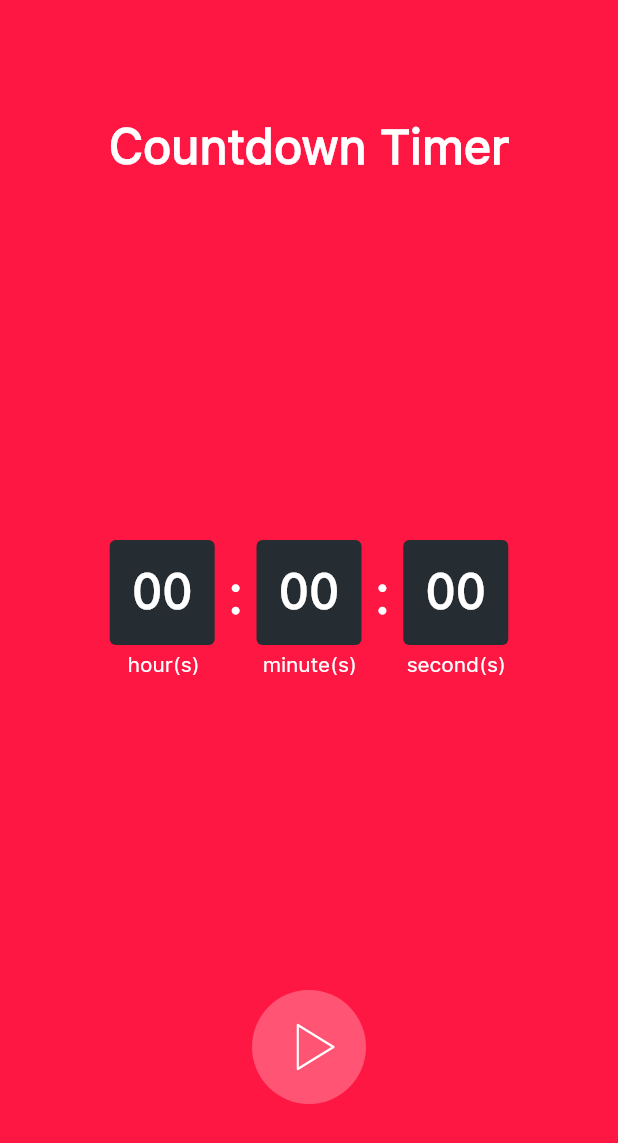
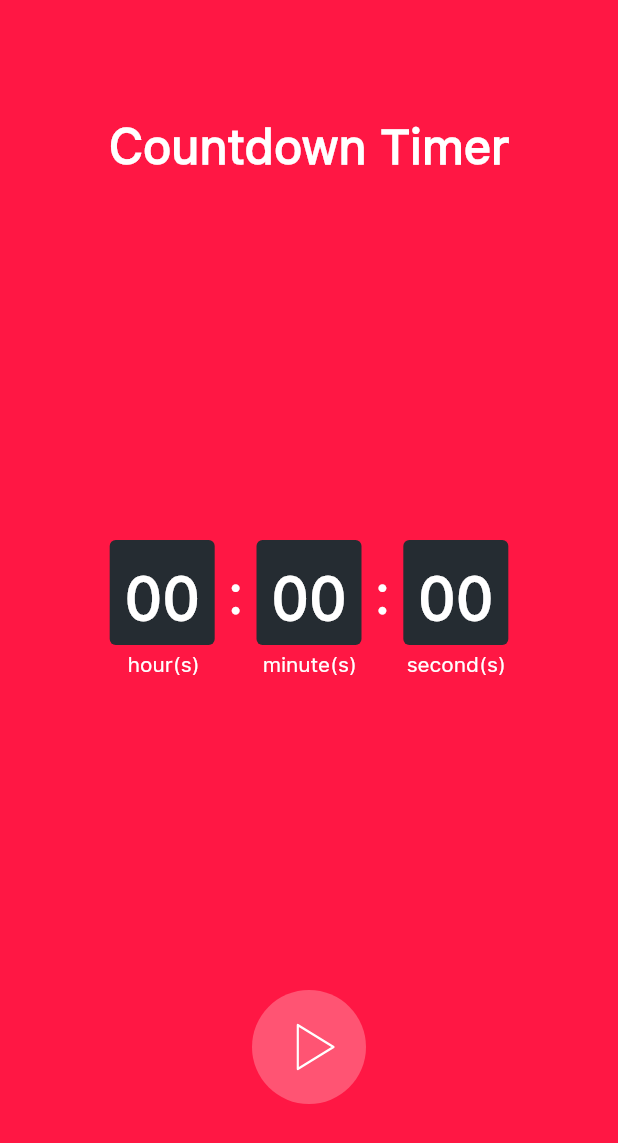
Before and after one commit to 1Leomas/UTM_PAM_labs, a Flutter app: the screen it shows after launch, on a phone screen of 412 x 824 dp. Shown: the top 1143 px of the screen. Run offline on Flutter 3.47's test engine with Material 2 defaults, Android fonts, the phone set to English and light mode, and no system bars; drawn by our look-alikes of numberpicker; our stand-ins replace flutter_svg, get.

Commit message:
lab3 figma - add number picker and bug fix

```diff
--- a/lab3_figma_flutter/lib/presentation/home/home_page.dart
+++ b/lab3_figma_flutter/lib/presentation/home/home_page.dart
@@ -21,8 +21,7 @@ class _HomePageState extends State<HomePage> {
 
     return Scaffold(
         backgroundColor: CustomColors.awesome,
-        body: SingleChildScrollView(
-          child: Center(
+        body: Center(
           child: Column(
             children: [
               const SizedBox(height: 79),
@@ -44,7 +43,6 @@ class _HomePageState extends State<HomePage> {
             ],
           ),
         )
-        )
     );
   }
 }
--- a/lab3_figma_flutter/lib/presentation/home/widgets/build_time.dart
+++ b/lab3_figma_flutter/lib/presentation/home/widgets/build_time.dart
@@ -1,8 +1,5 @@
-import 'dart:async';
-
 import 'package:flutter/material.dart';
 import 'package:get/get.dart';
-import 'package:lab3_figma_flutter/presentation/home/home_page.dart';
 import 'package:lab3_figma_flutter/presentation/home/widgets/input_time_box/input_time_controller.dart';
 import 'package:lab3_figma_flutter/resources/custom_colors.dart';
 import 'package:lab3_figma_flutter/resources/text_styles.dart';
@@ -24,12 +21,11 @@ class _BuildTimeState extends State<BuildTime> {
       controller.sHours.value = twoDigits(controller.duration.value.inHours.remainder(60));
       controller.sMinutes.value = twoDigits(controller.duration.value.inMinutes.remainder(60));
       controller.sSeconds.value = twoDigits(controller.duration.value.inSeconds.remainder(60));
-
       return Stack(
         fit: StackFit.expand,
         children: [
           CircularProgressIndicator(
-            value: controller.duration.value.inSeconds / controller.totalDuration,
+            value: controller.duration.value.inMilliseconds / controller.totalDuration.inMilliseconds,
             backgroundColor: CustomColors.fieryRose,
             color: CustomColors.white,
             strokeWidth: 8,
--- a/lab3_figma_flutter/lib/presentation/home/widgets/buttons_space/button_controls_widget.dart
+++ b/lab3_figma_flutter/lib/presentation/home/widgets/buttons_space/button_controls_widget.dart
@@ -4,23 +4,21 @@ import 'package:lab3_figma_flutter/presentation/home/widgets/buttons_space/butto
 import 'package:lab3_figma_flutter/presentation/home/widgets/buttons_space/button_start.dart';
 import 'package:lab3_figma_flutter/presentation/home/widgets/buttons_space/button_stop.dart';
 import 'package:lab3_figma_flutter/presentation/home/widgets/input_time_box/input_time_controller.dart';
-import 'package:lab3_figma_flutter/resources/custom_colors.dart';
-import 'package:lab3_figma_flutter/resources/enums.dart';
-import 'package:lab3_figma_flutter/resources/svg_assets.dart';
 
 class _ButtonControlWidgetState extends State<ButtonControlWidget> {
   @override
   Widget build(BuildContext context) {
     final controller = Get.find<InputTimeController>();
     return Obx(() {
-      if(controller.isTimerRuning()
-          //|| !controller.isCompleted()
+      if(controller.isTimerRunning()
+          || !controller.isCompleted()
       ) {
         return Row(
           mainAxisAlignment: MainAxisAlignment.center,
           children: [
-            ButtonStop(),
-            ButtonPause()
+            if (controller.buttonPause.isTrue && controller.buttonState.isTrue) ButtonStop(),
+            if (controller.buttonPause.isTrue && controller.buttonState.isTrue) const SizedBox(width: 8),
+              ButtonPause()
           ],
         );
       }
--- a/lab3_figma_flutter/lib/presentation/home/widgets/input_time_box/input_time_box_widget.dart
+++ b/lab3_figma_flutter/lib/presentation/home/widgets/input_time_box/input_time_box_widget.dart
@@ -1,16 +1,14 @@
 import 'package:flutter/material.dart';
 import 'package:get/get.dart';
-import 'package:lab3_figma_flutter/presentation/home/widgets/input_time_box/input_time_controller.dart';
 import 'package:lab3_figma_flutter/resources/custom_colors.dart';
-import 'package:lab3_figma_flutter/resources/enums.dart';
-import 'package:lab3_figma_flutter/resources/strings.dart';
 import 'package:lab3_figma_flutter/resources/text_styles.dart';
+import 'package:numberpicker/numberpicker.dart';
 
 class InputTimeBoxWidget extends StatefulWidget {
-  const InputTimeBoxWidget (this.timeType, {super.key, required this.inputController});
+  const InputTimeBoxWidget (this.time, {super.key,this.maxValue = 59});
 
-  final TextEditingController inputController;
-  final TimeType timeType;
+  final RxInt time;
+  final int maxValue;
 
   @override
   State<InputTimeBoxWidget> createState() => _InputTimeBoxWidgetState();
@@ -20,8 +18,6 @@ class _InputTimeBoxWidgetState extends State<InputTimeBoxWidget> {
 
   @override
   Widget build(BuildContext context) {
-    final controller = Get.find<InputTimeController>();
-
     return Column(
       children: [
         Container(
@@ -32,35 +28,19 @@ class _InputTimeBoxWidgetState extends State<InputTimeBoxWidget> {
               borderRadius: const BorderRadius.all(Radius.circular(4))
           ),
           child: Center(
-            child: TextField(
-              controller: widget.inputController,
-              keyboardType: TextInputType.number,
-              style: TextStyles.textStyleSFPro32(),
-              decoration: InputDecoration(
-                hintText: Strings.zeroZero,
-                hintStyle: TextStyles.textStyleSFPro32(),
-                counterText: "",
-                border: InputBorder.none,
-              ),
-              textAlign: TextAlign.center,
-              maxLength: 2,
-              cursorColor: CustomColors.white,
-              onChanged: (value) {
-                  if(widget.timeType == TimeType.hours) {
-                    controller.updateHours(value.isNotEmpty
-                        ? int.parse(widget.inputController.text)
-                        : 0);
-                  }
-                  if(widget.timeType == TimeType.minutes) {
-                    controller.updateMinutes(value.isNotEmpty
-                        ? int.parse(widget.inputController.text)
-                        : 0);
-                  }
-                  if(widget.timeType == TimeType.seconds) {
-                    controller.updateSeconds(int.parse(widget.inputController.text));
-                }
+            child: Obx(() => NumberPicker(
+              selectedTextStyle: TextStyles.textStyleSFPro32(fontSize: 40),
+              //infiniteLoop: true,
+              zeroPad: true,
+              itemCount: 1,
+              itemHeight: 40,
+              minValue: 0,
+              maxValue: widget.maxValue,
+              value: widget.time.value,
+              onChanged: (int value) {
+                widget.time(value);
               },
-            ),
+            ))
           ),
         ),
       ],
--- a/lab3_figma_flutter/lib/presentation/home/widgets/input_time_box/input_time_controller.dart
+++ b/lab3_figma_flutter/lib/presentation/home/widgets/input_time_box/input_time_controller.dart
@@ -3,17 +3,13 @@ import 'package:flutter/cupertino.dart';
 import 'package:get/get.dart';
 
 class InputTimeController extends GetxController {
-  var hoursController = TextEditingController();
-  var minutesController = TextEditingController();
-  var secondsController = TextEditingController();
 
   final hours = 0.obs;
   final minutes = 0.obs;
   final seconds = 0.obs;
 
   final buttonState = false.obs;
-
-  //final VoidCallback onClicked;
+  final buttonPause = false.obs;
 
   changeButtonSate() {
     buttonState(!(buttonState.value));
@@ -30,7 +26,7 @@ class InputTimeController extends GetxController {
   }
 
   var duration = Duration().obs;
-  int totalDuration = 0;
+  var totalDuration = Duration();
   Timer? timer;
 
   final sHours = "".obs;
@@ -38,13 +34,14 @@ class InputTimeController extends GetxController {
   final sSeconds = "".obs;
 
   void changeTime() {
-    if(duration.value.inSeconds > 0) {
-      final seconds = duration.value.inSeconds - 1;
-      duration.value = Duration(seconds: seconds);
+    if(duration.value.inMilliseconds > 21) {
+      final time = duration.value.inMilliseconds - 20;
+      duration.value = Duration(milliseconds: time);
       update();
     } else {
       stopTimer(restart: false);
       resetTimer();
+      buttonState(false);
     }
   }
 
@@ -62,21 +59,34 @@ class InputTimeController extends GetxController {
       resetTimer();
       update();
     }
-    timer = Timer.periodic( const Duration(seconds: 1), (_) => changeTime());
+    timer = Timer.periodic( const Duration(milliseconds: 20), (_) => changeTime());
   }
 
   void resetTimer() {
     duration.value = Duration(hours: hours.value, minutes: minutes.value, seconds: seconds.value);
-    totalDuration = duration.value.inSeconds;
+    totalDuration = Duration(seconds: duration.value.inSeconds);
     update();
   }
 
-  bool isTimerRuning() {
+  bool isTimerRunning() {
     return timer == null ? false : timer!.isActive;
   }
 
   bool isCompleted() {
-    return duration.value == totalDuration || duration.value.inSeconds == 0;
+    return
+      duration.value == totalDuration ||
+        duration.value.inSeconds == 0;
+  }
+
+  void pauseTimer() {
+    if (timer != null) {
+      timer?.cancel();
+      //update();
+    }
+  }
+
+  void unPauseTimer() {
+    startTimer(restart: false);
   }
 
 }
--- a/lab3_figma_flutter/lib/presentation/home/widgets/input_time_box/input_time_widget.dart
+++ b/lab3_figma_flutter/lib/presentation/home/widgets/input_time_box/input_time_widget.dart
@@ -3,7 +3,6 @@ import 'package:get/get.dart';
 import 'package:lab3_figma_flutter/presentation/home/widgets/input_time_box/input_time_box_widget.dart';
 import 'package:lab3_figma_flutter/presentation/home/widgets/input_time_box/input_time_controller.dart';
 import 'package:lab3_figma_flutter/presentation/home/widgets/input_time_box/twoDots.dart';
-import 'package:lab3_figma_flutter/resources/enums.dart';
 import 'package:lab3_figma_flutter/resources/strings.dart';
 import 'package:lab3_figma_flutter/resources/text_styles.dart';
 
@@ -18,16 +17,15 @@ class _InputTimeWidgetState extends State<InputTimeWidget> {
           Row(
           mainAxisAlignment: MainAxisAlignment.center,
           children: [
-            InputTimeBoxWidget(inputController: controller.hoursController, TimeType.hours,),
+            InputTimeBoxWidget(controller.hours, maxValue: 23),
             const TwoDotsWidget(),
-            InputTimeBoxWidget(inputController: controller.minutesController, TimeType.minutes,),
+            InputTimeBoxWidget(controller.minutes),
             const TwoDotsWidget(),
-            InputTimeBoxWidget(inputController: controller.secondsController, TimeType.seconds,),
+            InputTimeBoxWidget(controller.seconds),
           ],
         ),
         const SizedBox(height: 5),
         Row(
-          //mainAxisAlignment: MainAxisAlignment.spaceEvenly,
           children: [
             Padding(
               padding: const EdgeInsets.only(left: 28),
--- a/lab3_figma_flutter/lib/resources/svg_assets.dart
+++ b/lab3_figma_flutter/lib/resources/svg_assets.dart
@@ -3,4 +3,5 @@ import 'package:flutter_svg/flutter_svg.dart';
 class SvgAssets {
   static SvgPicture iconStart = SvgPicture.asset('resources/svg/icon_start.svg');
   static SvgPicture iconPause = SvgPicture.asset('resources/svg/icon_pause.svg');
+  static SvgPicture iconStop = SvgPicture.asset('resources/svg/icon_stop.svg');
 }
--- a/lab3_figma_flutter/lib/resources/text_styles.dart
+++ b/lab3_figma_flutter/lib/resources/text_styles.dart
@@ -4,9 +4,9 @@ import 'package:lab3_figma_flutter/resources/custom_colors.dart';
 import 'fonts.dart';
 
 class TextStyles {
-  static TextStyle textStyleSFPro32({Color? color}) =>
+  static TextStyle textStyleSFPro32({Color? color, double fontSize = 32}) =>
       TextStyle(
-        fontSize: 32,
+        fontSize: fontSize,
         fontWeight: FontWeight.w600,
         color: color ?? CustomColors.white,
         fontFamily: Fonts.sfProText);
--- a/lab3_figma_flutter/pubspec.yaml
+++ b/lab3_figma_flutter/pubspec.yaml
@@ -38,6 +38,8 @@ dependencies:
   # The following adds the Cupertino Icons font to your application.
   # Use with the CupertinoIcons class for iOS style icons.
   cupertino_icons: ^1.0.2
+
+  numberpicker: ^2.0.1
 
 dev_dependencies:
   flutter_test:
```
Also changed, not shown: lab3_figma_flutter/lib/presentation/home/widgets/buttons_space/button_pause.dart (+7 -6 lines), lab3_figma_flutter/lib/presentation/home/widgets/buttons_space/button_start.dart (+4 -4 lines), lab3_figma_flutter/lib/presentation/home/widgets/buttons_space/button_stop.dart (+6 -8 lines), lab3_figma_flutter/resources/svg/icon_stop.svg (added), 1 other file. Lines whose indentation alone changed are shown as unchanged.
